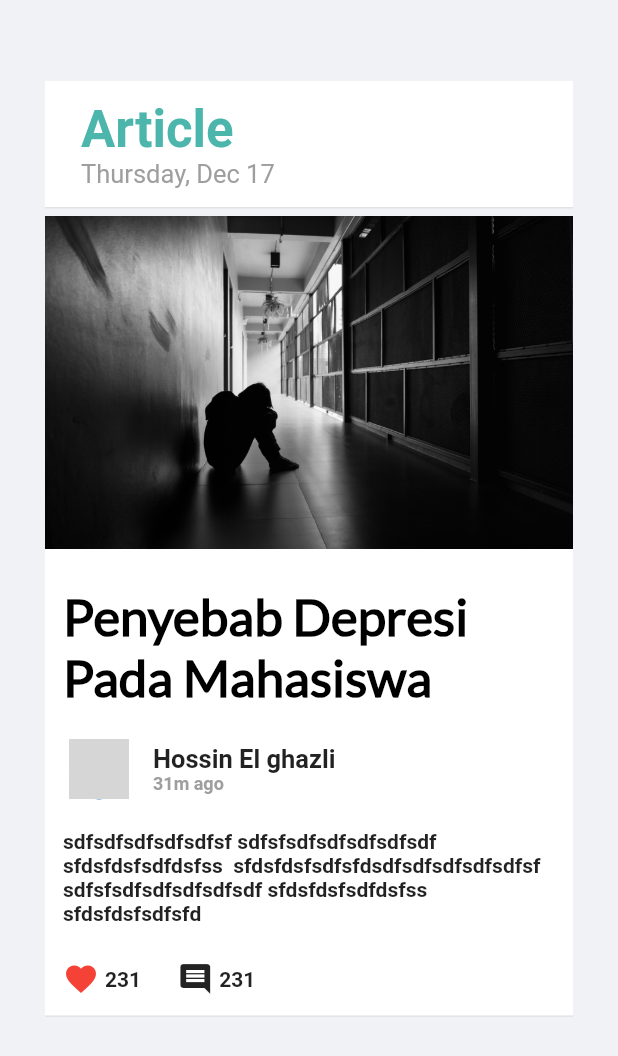
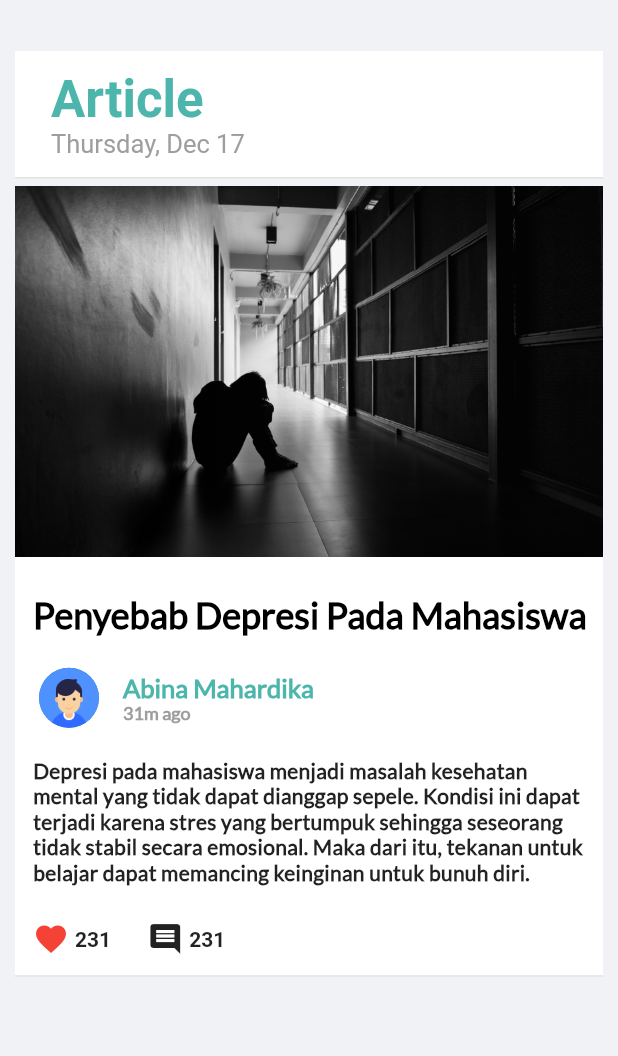
Before and after one commit to cindanapr/MPPLKelompok7, a Flutter app: the Article screen opened directly, on a phone screen of 412 x 824 dp. Shown: the top 1056 px of the screen. Run offline on Flutter 3.47's test engine with Material 2 defaults, Android fonts, the phone set to English and light mode, and no system bars; our stand-ins replace firebase_auth; accounts and stored records are empty; grey boxes are pictures that could not be loaded.

Commit message:
+ui article

```diff
--- a/lib/screens/home/article.dart
+++ b/lib/screens/home/article.dart
@@ -11,7 +11,7 @@ class _ArticleState extends State<Article> {
     return Scaffold(
       backgroundColor: Color(0xFFf1f2f6),
       body: Container(
-        margin: EdgeInsets.all(30.0),
+        margin: EdgeInsets.all(10.0),
         child:SingleChildScrollView(
         child: Column(
           children: <Widget>[
@@ -79,7 +79,7 @@ class _ArticleState extends State<Article> {
                       child: Text(
                         'Penyebab Depresi Pada Mahasiswa',
                         style: TextStyle(
-                            fontSize: 34,
+                            fontSize: 24,
                             fontWeight: FontWeight.bold,
                             fontFamily: 'Lato',
                             color: Colors.black,
@@ -88,19 +88,25 @@ class _ArticleState extends State<Article> {
                     ),
                     ListTile(
                       leading: CircleAvatar(
-                        backgroundImage: AssetImage('assets/user.png'),
+                        backgroundImage: AssetImage('assets/avatar.png'),
                       ),
                       title: Column(
                         crossAxisAlignment: CrossAxisAlignment.start,
                         children: <Widget>[
-                          Text('Hossin El ghazli',style: TextStyle(fontWeight: FontWeight.bold,fontSize: 17),),
-                          Text('31m ago',style: TextStyle(fontSize: 12,color: Colors.grey,fontWeight: FontWeight.bold)),
+                          Text('Abina Mahardika',style: TextStyle(color: Colors.teal[300], fontWeight: FontWeight.bold, fontFamily: 'Lato', fontSize: 17),),
+                          Text('31m ago',style: TextStyle(fontSize: 12,color: Colors.grey, fontFamily: 'Lato', fontWeight: FontWeight.bold)),
                         ],
                       ),
                     ),
                     Padding(
                       padding: const EdgeInsets.all(12),
-                      child: Text('sdfsdfsdfsdfsdfsf sdfsfsdfsdfsdfsdfsdf sfdsfdsfsdfdsfss  sfdsfdsfsdfsfdsdfsdfsdfsdfsdfsf sdfsfsdfsdfsdfsdfsdf sfdsfdsfsdfdsfss  sfdsfdsfsdfsfd',style: TextStyle(fontWeight: FontWeight.bold),),
+                      child: Text('Depresi pada mahasiswa menjadi masalah kesehatan mental yang tidak dapat dianggap sepele. Kondisi ini dapat terjadi karena stres yang bertumpuk sehingga seseorang tidak stabil secara emosional. Maka dari itu, tekanan untuk belajar dapat memancing keinginan untuk bunuh diri.',
+                      style: TextStyle(
+                        fontWeight: FontWeight.bold,
+                        letterSpacing: 0.2,
+                        fontFamily: 'Lato',
+                        )
+                      ),
                     ),
                     Padding(
                       padding: const EdgeInsets.all(12),
```
Also changed, not shown: assets/avatar.png (added).
